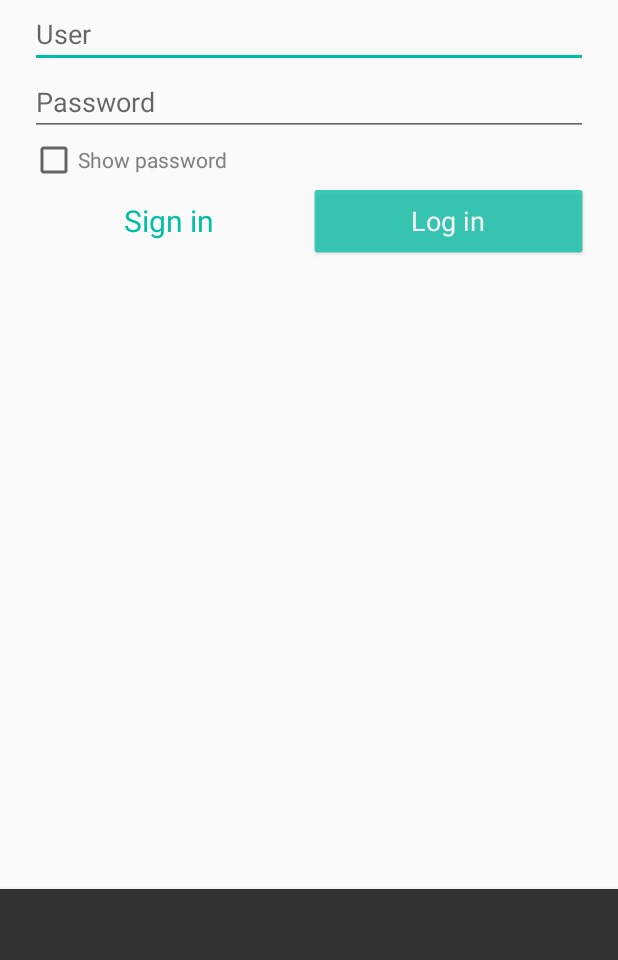
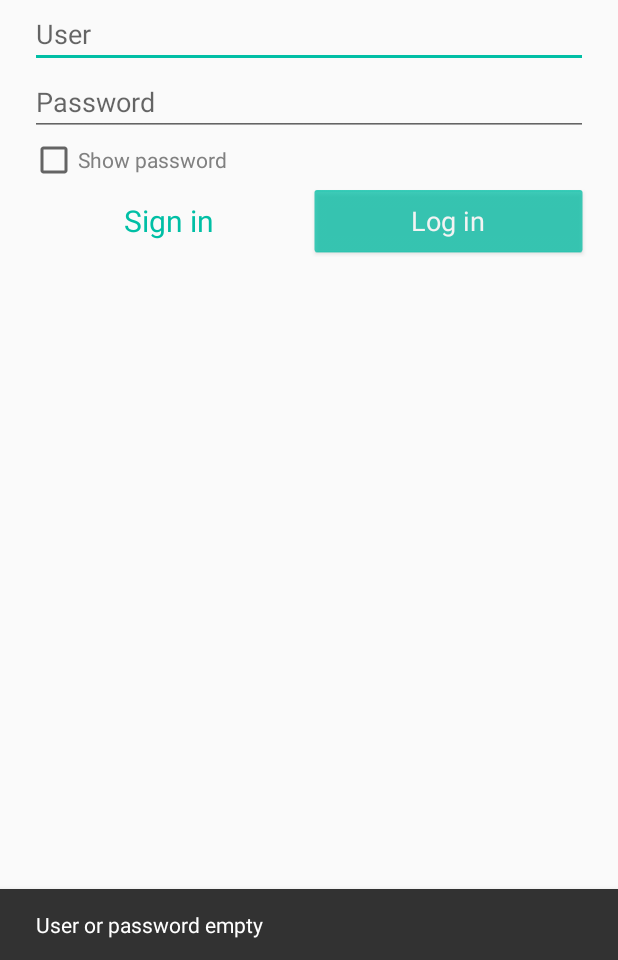
Before and after one commit to evicentemedina/esperpento, an Android app: the screen it shows after launch (LoginActivity), after a tap on "Log in", on a phone screen of 412 x 824 dp, the part 276-1236 px from its top. Run offline under Robolectric (Android 15) with nearby library versions, the phone set to English and light mode, and no system bars; our stand-ins replace Volley.

Commit message:
[Android] Added user or pass empty msg on Login

```diff
--- a/src/android/app/src/main/java/evicentemedina/esperpento/LoginActivity.java
+++ b/src/android/app/src/main/java/evicentemedina/esperpento/LoginActivity.java
@@ -101,7 +101,7 @@ public class LoginActivity extends AppCompatActivity
                 );
                 VolleySingleton.getInstance(this).addToRequestQueue(jsonObjectRequest);
             }else{
-                Snackbar.make(v, " ", Snackbar.LENGTH_LONG).show();
+                Snackbar.make(v, "User or password empty", Snackbar.LENGTH_LONG).show();
             }
         }else if(id == R.id.loginBtnSignin) {
             startActivity(new Intent(v.getContext(), SignInActivity.class));
```
